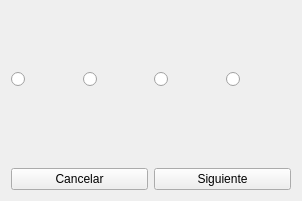
This is selectplayer.ui in Joscart/Juego-OCA as Qt 5 draws it before an edit. The edited form follows.
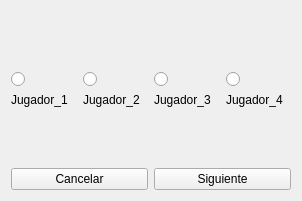
This is the edited form.

The edit to the form file:
```diff
--- a/selectplayer.ui
+++ b/selectplayer.ui
@@ -167,28 +167,28 @@
      <item>
       <widget class="QLabel" name="lblJugador_1">
        <property name="text">
-        <string/>
+        <string>Jugador_1</string>
        </property>
       </widget>
      </item>
      <item>
       <widget class="QLabel" name="lblJugador_2">
        <property name="text">
-        <string/>
+        <string>Jugador_2</string>
        </property>
       </widget>
      </item>
      <item>
       <widget class="QLabel" name="lblJugador_3">
        <property name="text">
-        <string/>
+        <string>Jugador_3</string>
        </property>
       </widget>
      </item>
      <item>
       <widget class="QLabel" name="lblJugador_4">
        <property name="text">
-        <string/>
+        <string>Jugador_4</string>
        </property>
       </widget>
      </item>
```
